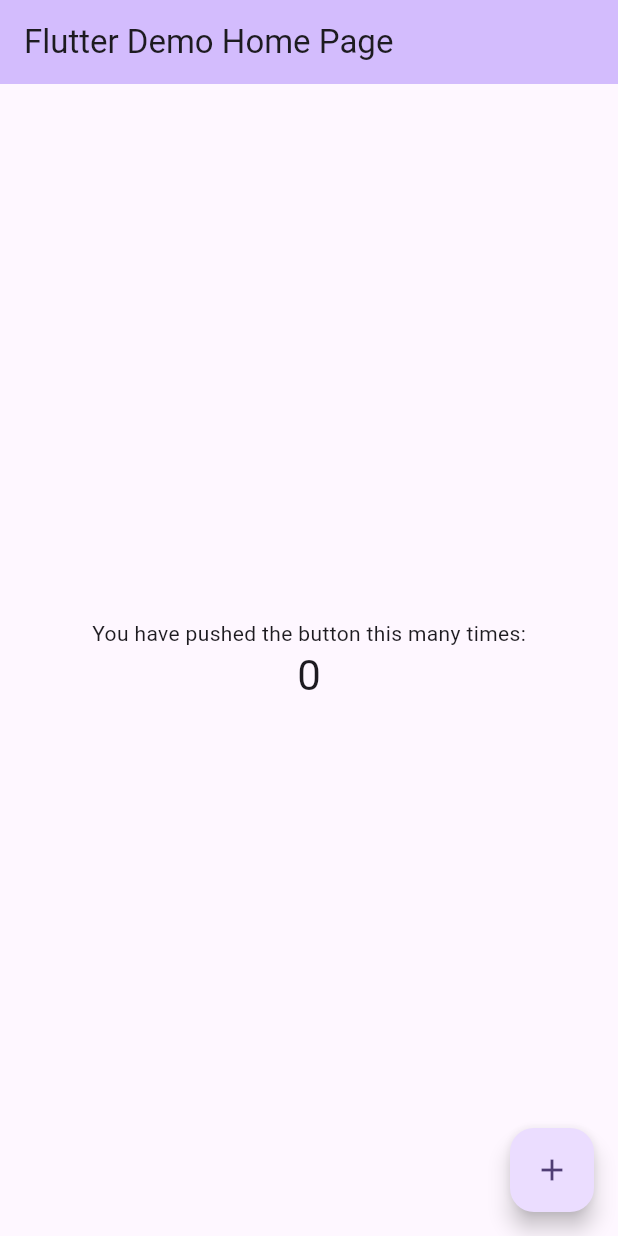
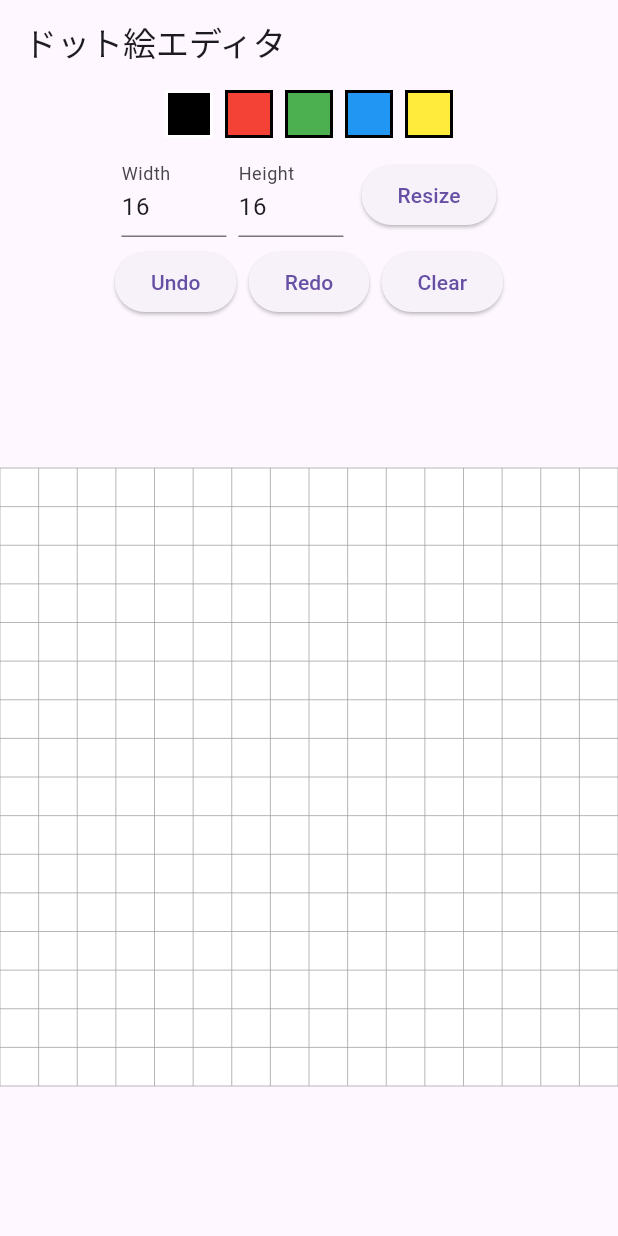
Before and after one commit to TN-2001/pixel_art_editor, a Flutter app: the screen it shows after launch, on a phone screen of 412 x 824 dp. Run offline on Flutter 3.47's test engine with Material 3 defaults, Android fonts, the phone set to English and light mode, and no system bars.

Commit message:
add: 基本機能作成

```diff
--- a/lib/main.dart
+++ b/lib/main.dart
@@ -1,122 +1,13 @@
 import 'package:flutter/material.dart';
+import 'package:pixel_art_editor/views/editor_page.dart';
 
-void main() {
-  runApp(const MyApp());
-}
+void main() => runApp(PixelArtEditor());
 
-class MyApp extends StatelessWidget {
-  const MyApp({super.key});
-
-  // This widget is the root of your application.
-  @override
-  Widget build(BuildContext context) {
-    return MaterialApp(
-      title: 'Flutter Demo',
-      theme: ThemeData(
-        // This is the theme of your application.
-        //
-        // TRY THIS: Try running your application with "flutter run". You'll see
-        // the application has a purple toolbar. Then, without quitting the app,
-        // try changing the seedColor in the colorScheme below to Colors.green
-        // and then invoke "hot reload" (save your changes or press the "hot
-        // reload" button in a Flutter-supported IDE, or press "r" if you used
-        // the command line to start the app).
-        //
-        // Notice that the counter didn't reset back to zero; the application
-        // state is not lost during the reload. To reset the state, use hot
-        // restart instead.
-        //
-        // This works for code too, not just values: Most code changes can be
-        // tested with just a hot reload.
-        colorScheme: ColorScheme.fromSeed(seedColor: Colors.deepPurple),
-      ),
-      home: const MyHomePage(title: 'Flutter Demo Home Page'),
-    );
-  }
-}
-
-class MyHomePage extends StatefulWidget {
-  const MyHomePage({super.key, required this.title});
-
-  // This widget is the home page of your application. It is stateful, meaning
-  // that it has a State object (defined below) that contains fields that affect
-  // how it looks.
-
-  // This class is the configuration for the state. It holds the values (in this
-  // case the title) provided by the parent (in this case the App widget) and
-  // used by the build method of the State. Fields in a Widget subclass are
-  // always marked "final".
-
-  final String title;
-
-  @override
-  State<MyHomePage> createState() => _MyHomePageState();
-}
-
-class _MyHomePageState extends State<MyHomePage> {
-  int _counter = 0;
-
-  void _incrementCounter() {
-    setState(() {
-      // This call to setState tells the Flutter framework that something has
-      // changed in this State, which causes it to rerun the build method below
-      // so that the display can reflect the updated values. If we changed
-      // _counter without calling setState(), then the build method would not be
-      // called again, and so nothing would appear to happen.
-      _counter++;
-    });
-  }
+class PixelArtEditor extends StatelessWidget {
+  const PixelArtEditor({super.key});
 
   @override
   Widget build(BuildContext context) {
-    // This method is rerun every time setState is called, for instance as done
-    // by the _incrementCounter method above.
-    //
-    // The Flutter framework has been optimized to make rerunning build methods
-    // fast, so that you can just rebuild anything that needs updating rather
-    // than having to individually change instances of widgets.
-    return Scaffold(
-      appBar: AppBar(
-        // TRY THIS: Try changing the color here to a specific color (to
-        // Colors.amber, perhaps?) and trigger a hot reload to see the AppBar
-        // change color while the other colors stay the same.
-        backgroundColor: Theme.of(context).colorScheme.inversePrimary,
-        // Here we take the value from the MyHomePage object that was created by
-        // the App.build method, and use it to set our appbar title.
-        title: Text(widget.title),
-      ),
-      body: Center(
-        // Center is a layout widget. It takes a single child and positions it
-        // in the middle of the parent.
-        child: Column(
-          // Column is also a layout widget. It takes a list of children and
-          // arranges them vertically. By default, it sizes itself to fit its
-          // children horizontally, and tries to be as tall as its parent.
-          //
-          // Column has various properties to control how it sizes itself and
-          // how it positions its children. Here we use mainAxisAlignment to
-          // center the children vertically; the main axis here is the vertical
-          // axis because Columns are vertical (the cross axis would be
-          // horizontal).
-          //
-          // TRY THIS: Invoke "debug painting" (choose the "Toggle Debug Paint"
-          // action in the IDE, or press "p" in the console), to see the
-          // wireframe for each widget.
-          mainAxisAlignment: MainAxisAlignment.center,
-          children: <Widget>[
-            const Text('You have pushed the button this many times:'),
-            Text(
-              '$_counter',
-              style: Theme.of(context).textTheme.headlineMedium,
-            ),
-          ],
-        ),
-      ),
-      floatingActionButton: FloatingActionButton(
-        onPressed: _incrementCounter,
-        tooltip: 'Increment',
-        child: const Icon(Icons.add),
-      ), // This trailing comma makes auto-formatting nicer for build methods.
-    );
+    return MaterialApp(home: EditorPage());
   }
 }
--- /dev/null
+++ b/lib/views/canvas/pixel_painter.dart
@@ -0,0 +1,58 @@
+import 'package:flutter/material.dart';
+
+class PixelPainter extends CustomPainter {
+  final int width, height;
+  final List<Color> pixels;
+
+  PixelPainter({required this.width, required this.height, required this.pixels});
+
+  @override
+  void paint(Canvas canvas, Size size) {
+    final paint = Paint();
+    final cellWidth = size.width / width;
+    final cellHeight = size.height / height;
+
+    // 塗りつぶし
+    for (int y = 0; y < height; y++) {
+      for (int x = 0; x < width; x++) {
+        final index = y * width + x;
+        paint.color = pixels[index];
+        final rect = Rect.fromLTWH(
+          x * cellWidth,
+          y * cellHeight,
+          cellWidth,
+          cellHeight,
+        );
+        canvas.drawRect(rect, paint);
+      }
+    }
+
+    // グリッド線
+    paint
+      ..style = PaintingStyle.stroke
+      ..color = Colors.grey
+      ..strokeWidth = 0.5;
+
+    for (int x = 0; x <= width; x++) {
+      canvas.drawLine(
+        Offset(x * cellWidth, 0),
+        Offset(x * cellWidth, size.height),
+        paint,
+      );
+    }
+    for (int y = 0; y <= height; y++) {
+      canvas.drawLine(
+        Offset(0, y * cellHeight),
+        Offset(size.width, y * cellHeight),
+        paint,
+      );
+    }
+  }
+
+  @override
+  bool shouldRepaint(covariant PixelPainter oldDelegate) {
+    return oldDelegate.pixels != pixels ||
+        oldDelegate.width != width ||
+        oldDelegate.height != height;
+  }
+}
--- /dev/null
+++ b/lib/views/editor_page.dart
@@ -0,0 +1,31 @@
+import 'package:flutter/material.dart';
+import 'models/pixel_canvas_controller.dart';
+import 'ui/pixel_canvas_view.dart';
+
+class EditorPage extends StatefulWidget {
+  const EditorPage({super.key});
+
+  @override
+  State<EditorPage> createState() => _EditorPageState();
+}
+
+class _EditorPageState extends State<EditorPage> {
+  late final PixelCanvasController controller;
+
+  @override
+  void initState() {
+    super.initState();
+    controller = PixelCanvasController();
+  }
+
+  @override
+  void dispose() {
+    controller.dispose();
+    super.dispose();
+  }
+
+  @override
+  Widget build(BuildContext context) {
+    return PixelCanvasView(controller: controller);
+  }
+}
--- /dev/null
+++ b/lib/views/models/pixel_canvas_controller.dart
@@ -0,0 +1,87 @@
+import 'package:flutter/material.dart';
+
+class PixelCanvasController extends ChangeNotifier {
+  int gridWidth = 16;
+  int gridHeight = 16;
+  Color selectedColor = Colors.black;
+  late List<Color> pixelColors;
+  final List<List<Color>> undoStack = [];
+  final List<List<Color>> redoStack = [];
+
+  final TextEditingController widthController = TextEditingController(text: '16');
+  final TextEditingController heightController = TextEditingController(text: '16');
+
+  PixelCanvasController() {
+    _initCanvas();
+  }
+
+  void _initCanvas() {
+    pixelColors = List.generate(gridWidth * gridHeight, (_) => Colors.white);
+    undoStack.clear();
+    redoStack.clear();
+    notifyListeners();
+  }
+
+  void saveToUndo() {
+    undoStack.add(List<Color>.from(pixelColors));
+    redoStack.clear();
+  }
+
+  void undo() {
+    if (undoStack.isNotEmpty) {
+      redoStack.add(List<Color>.from(pixelColors));
+      pixelColors = undoStack.removeLast();
+      notifyListeners();
+    }
+  }
+
+  void redo() {
+    if (redoStack.isNotEmpty) {
+      undoStack.add(List<Color>.from(pixelColors));
+      pixelColors = redoStack.removeLast();
+      notifyListeners();
+    }
+  }
+
+  void clear() {
+    saveToUndo();
+    pixelColors = List.generate(gridWidth * gridHeight, (_) => Colors.white);
+    notifyListeners();
+  }
+
+  void resizeCanvas() {
+    final newW = int.tryParse(widthController.text);
+    final newH = int.tryParse(heightController.text);
+    if (newW != null && newW > 0 && newH != null && newH > 0) {
+      gridWidth = newW;
+      gridHeight = newH;
+      _initCanvas();
+    }
+  }
+
+  void setSelectedColor(Color color) {
+    selectedColor = color;
+    notifyListeners();
+  }
+
+  void paintPixel(Offset localPos, Size size) {
+    final cellWidth = size.width / gridWidth;
+    final cellHeight = size.height / gridHeight;
+
+    final x = (localPos.dx ~/ cellWidth).clamp(0, gridWidth - 1);
+    final y = (localPos.dy ~/ cellHeight).clamp(0, gridHeight - 1);
+    final index = y * gridWidth + x;
+
+    if (pixelColors[index] != selectedColor) {
+      pixelColors[index] = selectedColor;
+      notifyListeners();
+    }
+  }
+
+  @override
+  void dispose() {
+    widthController.dispose();
+    heightController.dispose();
+    super.dispose();
+  }
+}
--- /dev/null
+++ b/lib/views/ui/color_palette.dart
@@ -0,0 +1,40 @@
+import 'package:flutter/material.dart';
+import '../models/pixel_canvas_controller.dart';
+
+class ColorPalette extends StatelessWidget {
+  ColorPalette({super.key, required this.controller});
+
+  final PixelCanvasController controller;
+
+  final List<Color> colors = [
+    Colors.black,
+    Colors.red,
+    Colors.green,
+    Colors.blue,
+    Colors.yellow,
+  ];
+
+  @override
+  Widget build(BuildContext context) {
+    return Row(
+      mainAxisAlignment: MainAxisAlignment.center,
+      children: colors.map((color) {
+        return GestureDetector(
+          onTap: () => controller.setSelectedColor(color),
+          child: Container(
+            width: 32,
+            height: 32,
+            margin: EdgeInsets.all(4),
+            decoration: BoxDecoration(
+              color: color,
+              border: Border.all(
+                color: controller.selectedColor == color ? Colors.white : Colors.black,
+                width: 2,
+              ),
+            ),
+          ),
+        );
+      }).toList(),
+    );
+  }
+}
--- /dev/null
+++ b/lib/views/ui/control_buttons.dart
@@ -0,0 +1,22 @@
+import 'package:flutter/material.dart';
+import '../models/pixel_canvas_controller.dart';
+
+class ControlButtons extends StatelessWidget {
+  const ControlButtons({super.key, required this.controller});
+
+  final PixelCanvasController controller;
+
+  @override
+  Widget build(BuildContext context) {
+    return Row(
+      mainAxisAlignment: MainAxisAlignment.center,
+      children: [
+        ElevatedButton(onPressed: controller.undo, child: Text("Undo")),
+        SizedBox(width: 8),
+        ElevatedButton(onPressed: controller.redo, child: Text("Redo")),
+        SizedBox(width: 8),
+        ElevatedButton(onPressed: controller.clear, child: Text("Clear")),
+      ],
+    );
+  }
+}
--- /dev/null
+++ b/lib/views/ui/pixel_canvas_view.dart
@@ -0,0 +1,48 @@
+import 'package:flutter/material.dart';
+import '../models/pixel_canvas_controller.dart';
+import 'color_palette.dart';
+import 'size_input_area.dart';
+import 'control_buttons.dart';
+import 'pixel_paint_area.dart';
+
+class PixelCanvasView extends StatefulWidget {
+  const PixelCanvasView({super.key, required this.controller});
+
+  final PixelCanvasController controller;
+
+  @override
+  State<PixelCanvasView> createState() => _PixelCanvasViewState();
+}
+
+class _PixelCanvasViewState extends State<PixelCanvasView> {
+  @override
+  void initState() {
+    super.initState();
+    widget.controller.addListener(_update);
+  }
+
+  @override
+  void dispose() {
+    widget.controller.removeListener(_update);
+    super.dispose();
+  }
+
+  void _update() => setState(() {});
+
+  @override
+  Widget build(BuildContext context) {
+    final controller = widget.controller;
+
+    return Scaffold(
+      appBar: AppBar(title: Text("ドット絵エディタ")),
+      body: Column(
+        children: [
+          ColorPalette(controller: controller),
+          SizeInputArea(controller: controller),
+          ControlButtons(controller: controller),
+          Expanded(child: PixelPaintArea(controller: controller)),
+        ],
+      ),
+    );
+  }
+}
--- /dev/null
+++ b/lib/views/ui/pixel_paint_area.dart
@@ -0,0 +1,62 @@
+import 'package:flutter/material.dart';
+import 'package:pixel_art_editor/views/canvas/pixel_painter.dart';
+import '../models/pixel_canvas_controller.dart';
+
+class PixelPaintArea extends StatefulWidget {
+  const PixelPaintArea({super.key, required this.controller});
+
+  final PixelCanvasController controller;
+
+  @override
+  State<PixelPaintArea> createState() => _PixelPaintAreaState();
+}
+
+class _PixelPaintAreaState extends State<PixelPaintArea> {
+  final GlobalKey _paintKey = GlobalKey();
+
+  @override
+  Widget build(BuildContext context) {
+    final controller = widget.controller;
+
+    return LayoutBuilder(
+      builder: (context, constraints) {
+        final cellW = constraints.maxWidth / controller.gridWidth;
+        final cellH = constraints.maxHeight / controller.gridHeight;
+        final cellSize = cellW < cellH ? cellW : cellH;
+        final canvasWidth = cellSize * controller.gridWidth;
+        final canvasHeight = cellSize * controller.gridHeight;
+
+        return Center(
+          child: GestureDetector(
+            onPanStart: (details) {
+              controller.saveToUndo();
+              final box = _paintKey.currentContext?.findRenderObject() as RenderBox;
+              controller.paintPixel(box.globalToLocal(details.globalPosition), box.size);
+            },
+            onPanUpdate: (details) {
+              final box = _paintKey.currentContext?.findRenderObject() as RenderBox;
+              controller.paintPixel(box.globalToLocal(details.globalPosition), box.size);
+            },
+            onTapDown: (details) {
+              controller.saveToUndo();
+              final box = _paintKey.currentContext?.findRenderObject() as RenderBox;
+              controller.paintPixel(box.globalToLocal(details.globalPosition), box.size);
+            },
+            child: SizedBox(
+              key: _paintKey,
+              width: canvasWidth,
+              height: canvasHeight,
+              child: CustomPaint(
+                painter: PixelPainter(
+                  width: controller.gridWidth,
+                  height: controller.gridHeight,
+                  pixels: controller.pixelColors,
+                ),
+              ),
+            ),
+          ),
+        );
+      },
+    );
+  }
+}
--- /dev/null
+++ b/lib/views/ui/size_input_area.dart
@@ -0,0 +1,39 @@
+import 'package:flutter/material.dart';
+import '../models/pixel_canvas_controller.dart';
+
+class SizeInputArea extends StatelessWidget {
+  const SizeInputArea({super.key, required this.controller});
+
+  final PixelCanvasController controller;
+
+  @override
+  Widget build(BuildContext context) {
+    return Padding(
+      padding: const EdgeInsets.symmetric(vertical: 6),
+      child: Row(
+        mainAxisAlignment: MainAxisAlignment.center,
+        children: [
+          SizedBox(
+            width: 70,
+            child: TextField(
+              controller: controller.widthController,
+              keyboardType: TextInputType.number,
+              decoration: InputDecoration(labelText: 'Width'),
+            ),
+          ),
+          SizedBox(width: 8),
+          SizedBox(
+            width: 70,
+            child: TextField(
+              controller: controller.heightController,
+              keyboardType: TextInputType.number,
+              decoration: InputDecoration(labelText: 'Height'),
+            ),
+          ),
+          SizedBox(width: 12),
+          ElevatedButton(onPressed: controller.resizeCanvas, child: Text('Resize')),
+        ],
+      ),
+    );
+  }
+}
```
Also changed, not shown: 1 other file.
